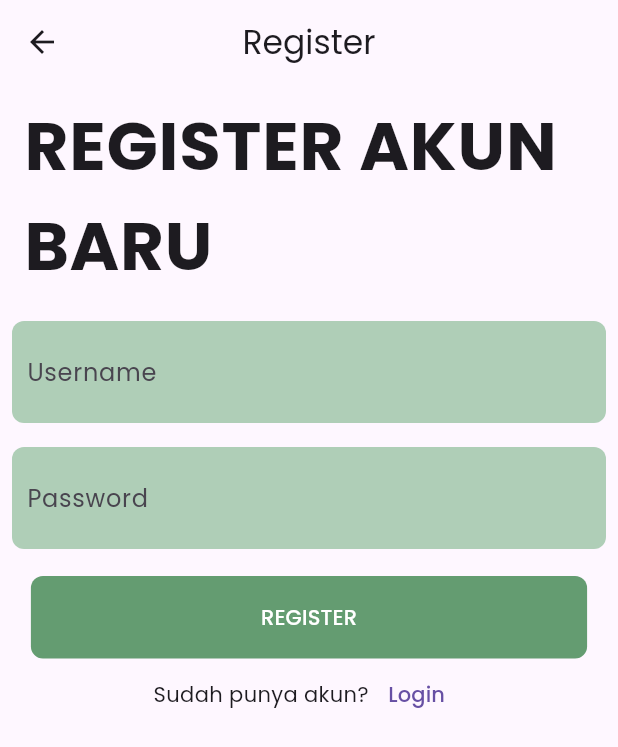
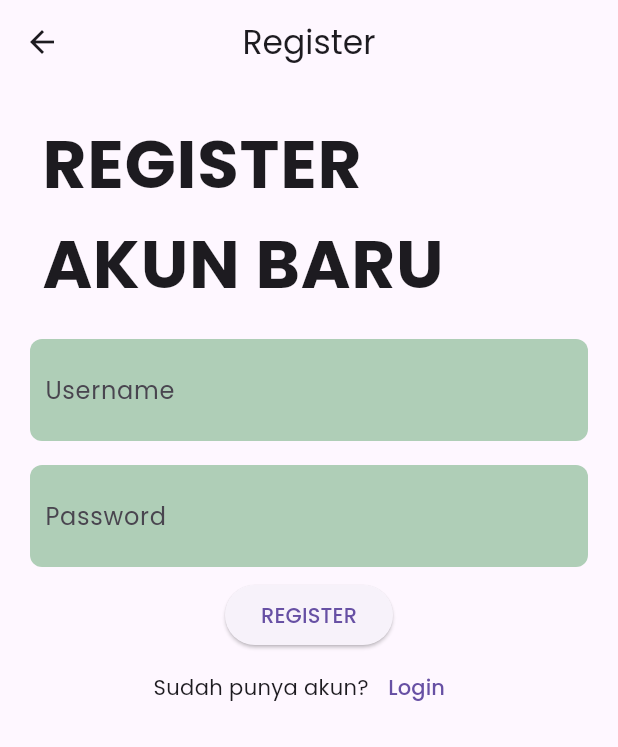
Before and after one commit to ChelseaVPutri/dpbo-uas, a Flutter app: the RegisterScreen screen opened directly, on a phone screen of 412 x 824 dp. Shown: the top 747 px of the screen. Run offline on Flutter 3.47's test engine with Material 3 defaults, Android fonts, the light colour scheme and no system bars; our stand-ins replace flutter_svg, sqflite; accounts and stored records are empty.

Commit message:
revisi apa ini

```diff
--- a/lib/home.dart
+++ b/lib/home.dart
@@ -8,7 +8,8 @@ import 'package:dpbo/sampah-organik.dart';
 import 'notification.dart';
 
 class Homepage extends StatefulWidget {
-  Homepage({super.key});
+  final String username;
+  Homepage({required this.username});
 
   @override
   State<Homepage> createState() => _Homepage();
--- a/lib/main.dart
+++ b/lib/main.dart
@@ -1,7 +1,9 @@
+import 'package:dpbo/login.dart';
 import 'package:flutter/material.dart';
 import 'home.dart';
 
-void main() {
+void main() async {
+  // WidgetsFlutterBinding.ensureInitialized(); // Pastikan ini ditambahkan
   runApp(const MyApp());
 }
 
@@ -13,7 +15,7 @@ class MyApp extends StatelessWidget {
     return MaterialApp(
       debugShowCheckedModeBanner: false,
       theme: ThemeData(fontFamily: 'Poppins'),
-      home: Homepage(),
+      home: LoginScreen(),
     );
   }
 }
--- a/lib/register.dart
+++ b/lib/register.dart
@@ -3,6 +3,7 @@ import 'package:flutter/material.dart';
 import 'widget/CustomTextField.dart';
 import 'widget/Button.dart';
 import 'widget/LoginOrRegister.dart';
+import 'package:dpbo/models/user-controller.dart';
 
 class RegisterScreen extends StatefulWidget {
   const RegisterScreen({super.key});
@@ -12,32 +13,68 @@ class RegisterScreen extends StatefulWidget {
 }
 
 class _RegisterScreen extends State<RegisterScreen> {
-  TextEditingController controller = TextEditingController();
-  final formKey = GlobalKey<FormState>();
+  final TextEditingController _usernameController = TextEditingController();
+  final TextEditingController _passwordController = TextEditingController();
+  // final formKey = GlobalKey<FormState>();
+  final DatabaseHelper _dbHelper = DatabaseHelper();
+
+  // @override
+  // void dispose() {
+  //   username_controller.dispose();
+  //   password_controller.dispose();
+  //   super.dispose();
+  // }
+
+  // Future<void> register() async {
+  //   if(formKey.currentState!.validate()) {
+  //     final username = username_controller.text;
+  //     final password = password_controller.text;
+
+  //     try {
+  //       int user_id = await dbHelper.registerUser(username, password);
+  //       if(user_id >0) {
+  //         ScaffoldMessenger.of(context).showSnackBar(SnackBar(content: Text('Register Berhasil')));
+  //         Navigator.pushReplacement(context, MaterialPageRoute(builder: (context) => LoginScreen()));
+  //       } else {
+  //         ScaffoldMessenger.of(context).showSnackBar(SnackBar(content: Text('Register Gagal')));
+  //       }
+  //     } catch(e) {
+  //       ScaffoldMessenger.of(context).showSnackBar(SnackBar(content: Text('Error: $e'), backgroundColor: Colors.red,));
+  //     }
+  //   }
+  // }
+
+  void _register() async {
+    String username = _usernameController.text;
+    String password = _usernameController.text;
+
+    if(username.isNotEmpty && password.isNotEmpty) {
+      await _dbHelper.registerUser(username, password);
+      ScaffoldMessenger.of(context).showSnackBar(SnackBar(content: Text('Register berhasil. Silakan login')));
+      Navigator.pop(context);
+    } else {
+      ScaffoldMessenger.of(context).showSnackBar(SnackBar(content: Text('Register gagal. Mohon isi semua kolom')));
+    }
+  }
 
   @override
   Widget build(BuildContext context) {
-    TextEditingController _controller = TextEditingController();
+    // TextEditingController _controller = TextEditingController();
     return Scaffold(
       appBar: AppBar(
         title: Text('Register'),
         centerTitle: true,
       ),
-      body: Form(
-        key: formKey,
+      body: Padding(
+        padding: const EdgeInsets.all(12),
         child: Column(
           children: [
             ListTile(
               title: Text('REGISTER AKUN BARU', style: TextStyle(fontSize: 45, fontWeight: FontWeight.bold),),),
             // CustomTextField('Email', controller),
-            CustomTextField('Username', controller),
-            CustomTextField('Password', controller),
-            const SizedBox(height: 10),
-            Button('REGISTER', (){
-              if(formKey.currentState!.validate()) {
-                //login method
-              }
-            }),
+            CustomTextField('Username', _usernameController),
+            CustomTextField('Password', _passwordController),
+            Button('REGISTER', _register),
             LoginOrRegister('Sudah punya akun?', 'Login', (){
               Navigator.push(context, MaterialPageRoute(builder: (context) => LoginScreen()));
             })
--- a/lib/widget/Button.dart
+++ b/lib/widget/Button.dart
@@ -7,17 +7,20 @@ class Button extends StatelessWidget {
 
   @override
   Widget build(BuildContext context) {
-    Container container = Container(
-      height: 55,
-      width: MediaQuery.of(context).size.width * 0.9,
-      decoration: BoxDecoration(
-        borderRadius: BorderRadius.circular(8),
-        color: Color.fromRGBO(100, 156, 113, 1)
-      ),
-      child: TextButton(
-        onPressed: onpressed,
-        child: Text(label, style: TextStyle(color: Colors.white)))
-    );
-    return container;
+    ElevatedButton button = ElevatedButton(onPressed: onpressed, child: Text(label));
+    return button;
+
+    // Container container = Container(
+    //   height: 55,
+    //   width: MediaQuery.of(context).size.width * 0.9,
+    //   decoration: BoxDecoration(
+    //     borderRadius: BorderRadius.circular(8),
+    //     color: Color.fromRGBO(100, 156, 113, 1)
+    //   ),
+    //   child: TextButton(
+    //     onPressed: onpressed,
+    //     child: Text(label, style: TextStyle(color: Colors.white)))
+    // );
+    // return container;
   }
 }
```
Also changed, not shown: lib/dashboard/home.dart (+257 -257 lines), lib/login.dart (+47 -11 lines), lib/models/user-controller.dart (added, +44 -0 lines), lib/service-selection-anorganik.dart (added, +34 -0 lines), lib/notification.dart (renamed from lib/dashboard/notification.dart), lib/sampah-anorganik.dart (renamed from lib/sampah-anorganik/sampah-anorganik.dart), lib/sampah-organik.dart (renamed from lib/sampah-organik/sampah-organik.dart), lib/widget/category_model.dart (renamed from lib/models/category_model.dart), pubspec.lock.
